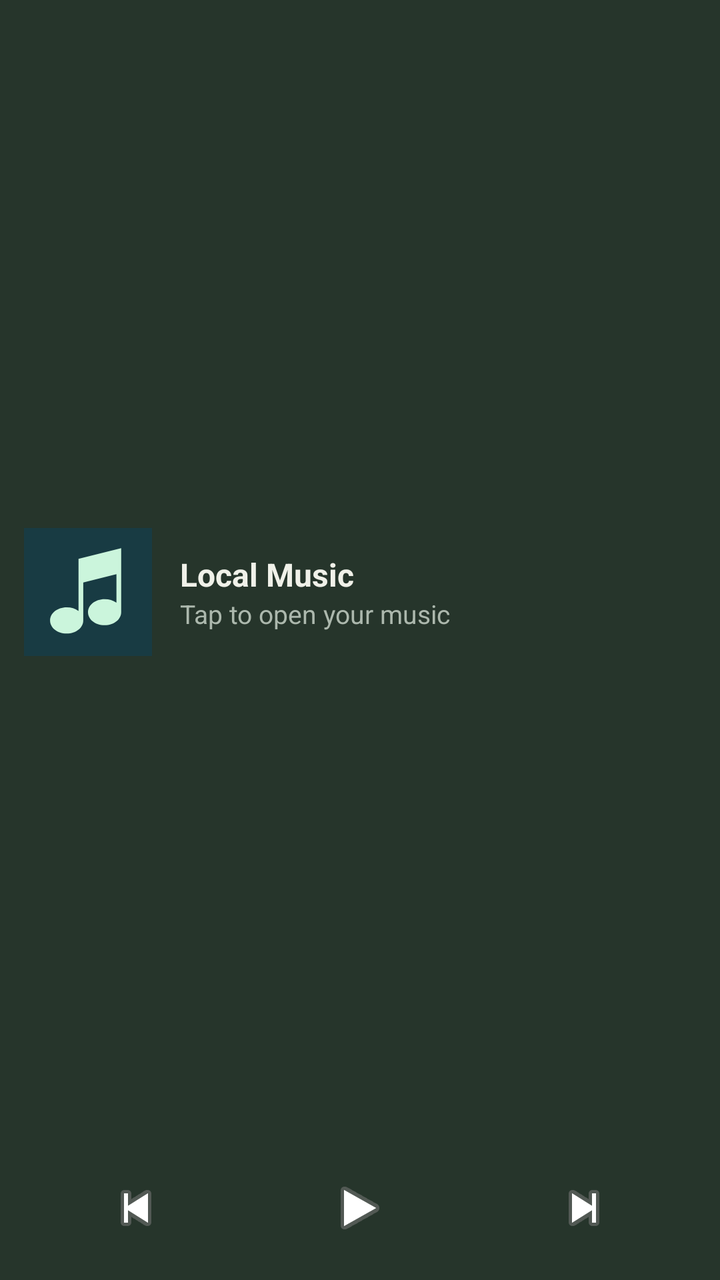
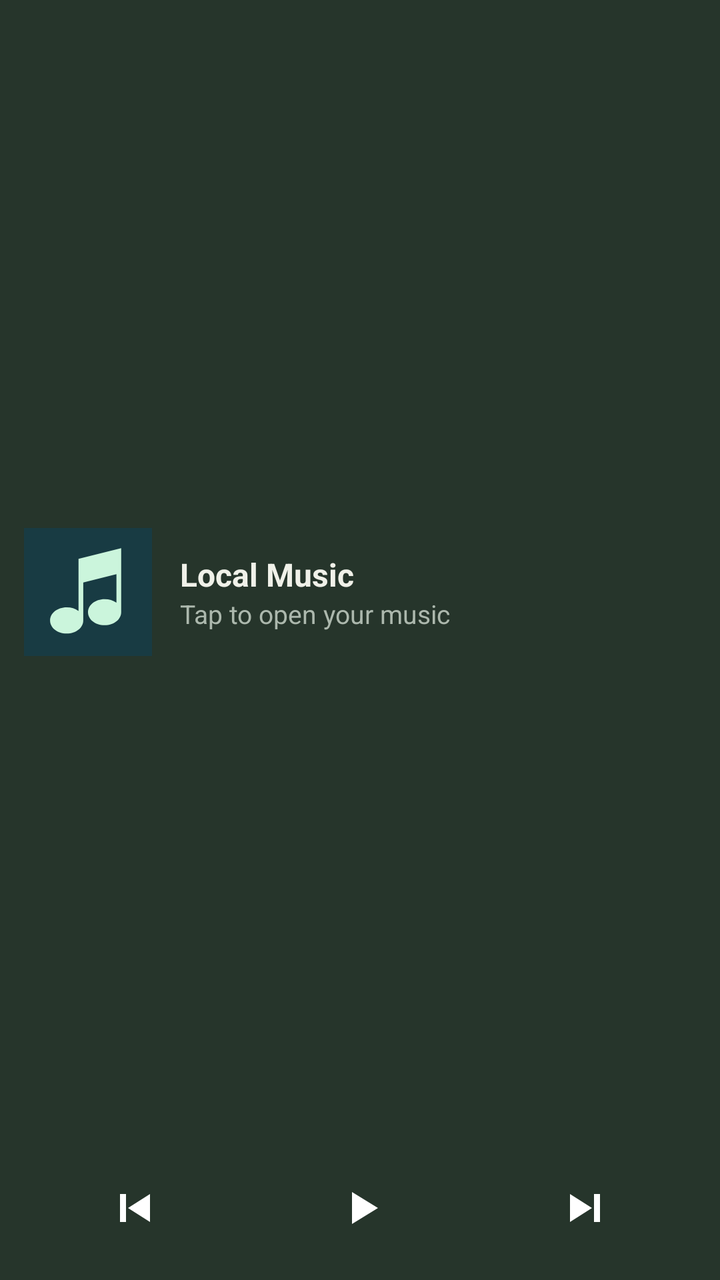

Screens rendered from an Android XML layout before and after an edit, with the pre-edit source and the edit as a unified diff.
<!-- AndroidManifest.xml: application theme android:Theme.Material.Light.NoActionBar -->
<!-- res/layout/widget_artwork.xml -->
<LinearLayout xmlns:android="http://schemas.android.com/apk/res/android" android:id="@+id/widget_root" android:layout_width="match_parent" android:layout_height="match_parent" android:orientation="vertical" android:padding="12dp" android:background="#26352b">
 <LinearLayout android:id="@+id/widget_open" android:layout_width="match_parent" android:layout_height="0dp" android:layout_weight="1" android:gravity="center_vertical" android:orientation="horizontal">
  <ImageView android:id="@+id/widget_cover" android:layout_width="64dp" android:layout_height="64dp" android:src="@drawable/ic_local_music" android:contentDescription="@string/widget_cover" android:scaleType="centerCrop"/>
  <LinearLayout android:layout_width="0dp" android:layout_weight="1" android:layout_height="wrap_content" android:orientation="vertical" android:paddingStart="14dp" android:paddingEnd="2dp">
   <TextView android:id="@+id/widget_title" android:layout_width="match_parent" android:layout_height="wrap_content" android:text="Local Music" android:textSize="16sp" android:textColor="#f0f1e9" android:textStyle="bold" android:maxLines="1" android:ellipsize="end"/>
   <TextView android:id="@+id/widget_artist" android:layout_width="match_parent" android:layout_height="wrap_content" android:text="@string/widget_open" android:textSize="13sp" android:textColor="#acb8ad" android:maxLines="1" android:ellipsize="end"/>
  </LinearLayout>
 </LinearLayout>
 <LinearLayout android:layout_width="match_parent" android:layout_height="48dp" android:orientation="horizontal" android:gravity="center">
  <ImageButton android:id="@+id/widget_previous" android:layout_width="0dp" android:layout_weight="1" android:layout_height="48dp" android:background="@android:color/transparent" android:src="@android:drawable/ic_media_previous" android:contentDescription="@string/widget_previous"/>
  <ImageButton android:id="@+id/widget_play" android:layout_width="0dp" android:layout_weight="1" android:layout_height="48dp" android:background="@android:color/transparent" android:src="@android:drawable/ic_media_play" android:contentDescription="@string/widget_play"/>
  <ImageButton android:id="@+id/widget_next" android:layout_width="0dp" android:layout_weight="1" android:layout_height="48dp" android:background="@android:color/transparent" android:src="@android:drawable/ic_media_next" android:contentDescription="@string/widget_next"/>
 </LinearLayout>
</LinearLayout>
<!-- resources referenced by this layout -->
<resources>
  <!-- drawable ic_local_music (drawable) -->
  <vector xmlns:android="http://schemas.android.com/apk/res/android" android:width="108dp" android:height="108dp" android:viewportWidth="108" android:viewportHeight="108">
      <path android:fillColor="#183B43" android:pathData="M0,0h108v108h-108z" />
      <path android:fillColor="#CBF5DC" android:pathData="M46,26v44c-3,-2 -6,-3 -10,-3 -8,0 -14,5 -14,11s6,11 14,11 14,-5 14,-11v-32l28,-7v24c-3,-2 -6,-3 -10,-3 -8,0 -14,5 -14,11s6,11 14,11 14,-5 14,-11v-54z" />
  </vector>
  <string name="widget_cover">Album artwork</string>
  <string name="widget_next">Next song</string>
  <string name="widget_open">Tap to open your music</string>
  <string name="widget_play">Play</string>
  <string name="widget_previous">Previous song</string>
</resources>

<!-- the commit's change to res/layout/widget_artwork.xml (unified diff, before → after) -->
@@ -7,8 +7,8 @@
   </LinearLayout>
  </LinearLayout>
  <LinearLayout android:layout_width="match_parent" android:layout_height="48dp" android:orientation="horizontal" android:gravity="center">
-  <ImageButton android:id="@+id/widget_previous" android:layout_width="0dp" android:layout_weight="1" android:layout_height="48dp" android:background="@android:color/transparent" android:src="@android:drawable/ic_media_previous" android:contentDescription="@string/widget_previous"/>
-  <ImageButton android:id="@+id/widget_play" android:layout_width="0dp" android:layout_weight="1" android:layout_height="48dp" android:background="@android:color/transparent" android:src="@android:drawable/ic_media_play" android:contentDescription="@string/widget_play"/>
-  <ImageButton android:id="@+id/widget_next" android:layout_width="0dp" android:layout_weight="1" android:layout_height="48dp" android:background="@android:color/transparent" android:src="@android:drawable/ic_media_next" android:contentDescription="@string/widget_next"/>
+  <ImageButton android:padding="12dp" android:id="@+id/widget_previous" android:layout_width="0dp" android:layout_weight="1" android:layout_height="48dp" android:background="@android:color/transparent" android:src="@drawable/ic_widget_previous" android:contentDescription="@string/widget_previous"/>
+  <ImageButton android:padding="12dp" android:id="@+id/widget_play" android:layout_width="0dp" android:layout_weight="1" android:layout_height="48dp" android:background="@android:color/transparent" android:src="@drawable/ic_widget_play" android:contentDescription="@string/widget_play"/>
+  <ImageButton android:padding="12dp" android:id="@+id/widget_next" android:layout_width="0dp" android:layout_weight="1" android:layout_height="48dp" android:background="@android:color/transparent" android:src="@drawable/ic_widget_next" android:contentDescription="@string/widget_next"/>
  </LinearLayout>
 </LinearLayout>
<!-- resource entries referenced after the edit -->
@@ -5,6 +5,12 @@
       <path android:fillColor="#183B43" android:pathData="M0,0h108v108h-108z" />
       <path android:fillColor="#CBF5DC" android:pathData="M46,26v44c-3,-2 -6,-3 -10,-3 -8,0 -14,5 -14,11s6,11 14,11 14,-5 14,-11v-32l28,-7v24c-3,-2 -6,-3 -10,-3 -8,0 -14,5 -14,11s6,11 14,11 14,-5 14,-11v-54z" />
   </vector>
+  <!-- drawable ic_widget_next (drawable) -->
+  <vector xmlns:android="http://schemas.android.com/apk/res/android" android:width="24dp" android:height="24dp" android:viewportWidth="24" android:viewportHeight="24"><path android:fillColor="#FFFFFFFF" android:pathData="M5,5 L16,12 L5,19 Z M17,5 L20,5 L20,19 L17,19 Z"/></vector>
+  <!-- drawable ic_widget_play (drawable) -->
+  <vector xmlns:android="http://schemas.android.com/apk/res/android" android:width="24dp" android:height="24dp" android:viewportWidth="24" android:viewportHeight="24"><path android:fillColor="#FFFFFFFF" android:pathData="M8,4 L21,12 L8,20 Z"/></vector>
+  <!-- drawable ic_widget_previous (drawable) -->
+  <vector xmlns:android="http://schemas.android.com/apk/res/android" android:width="24dp" android:height="24dp" android:viewportWidth="24" android:viewportHeight="24"><path android:fillColor="#FFFFFFFF" android:pathData="M19,5 L8,12 L19,19 Z M4,5 L7,5 L7,19 L4,19 Z"/></vector>
   <string name="widget_cover">Album artwork</string>
   <string name="widget_next">Next song</string>
   <string name="widget_open">Tap to open your music</string>
